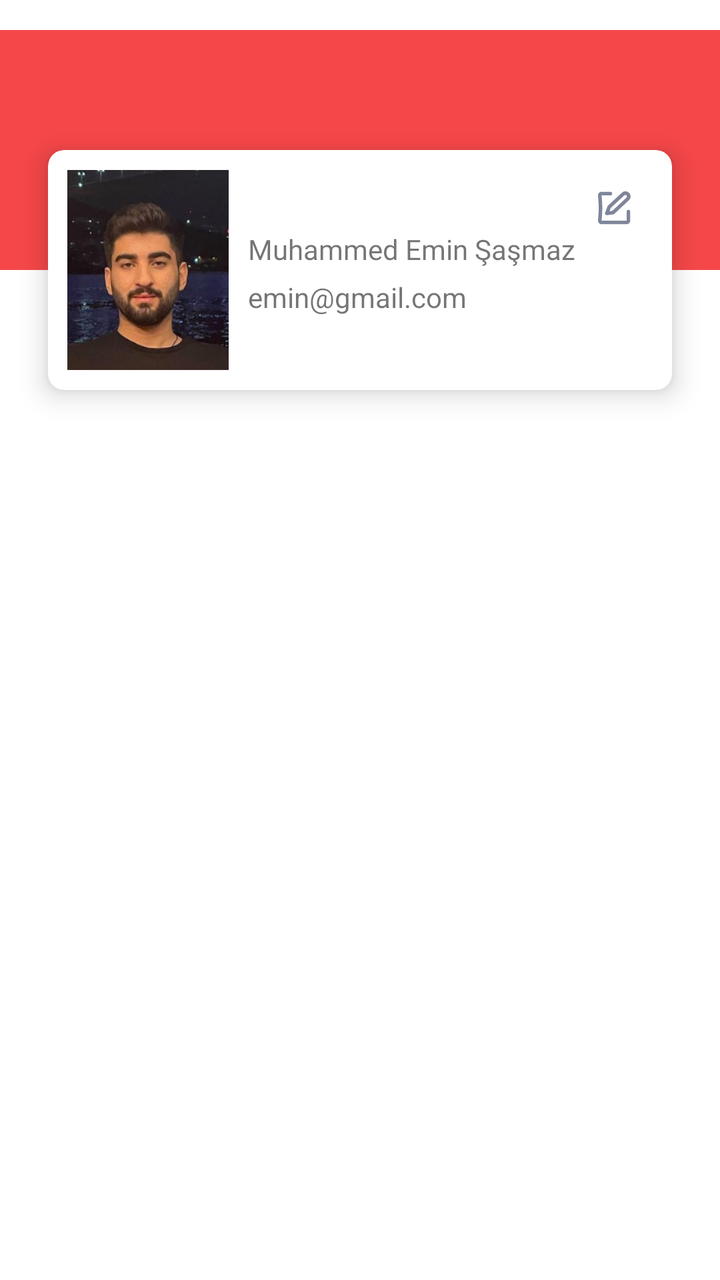
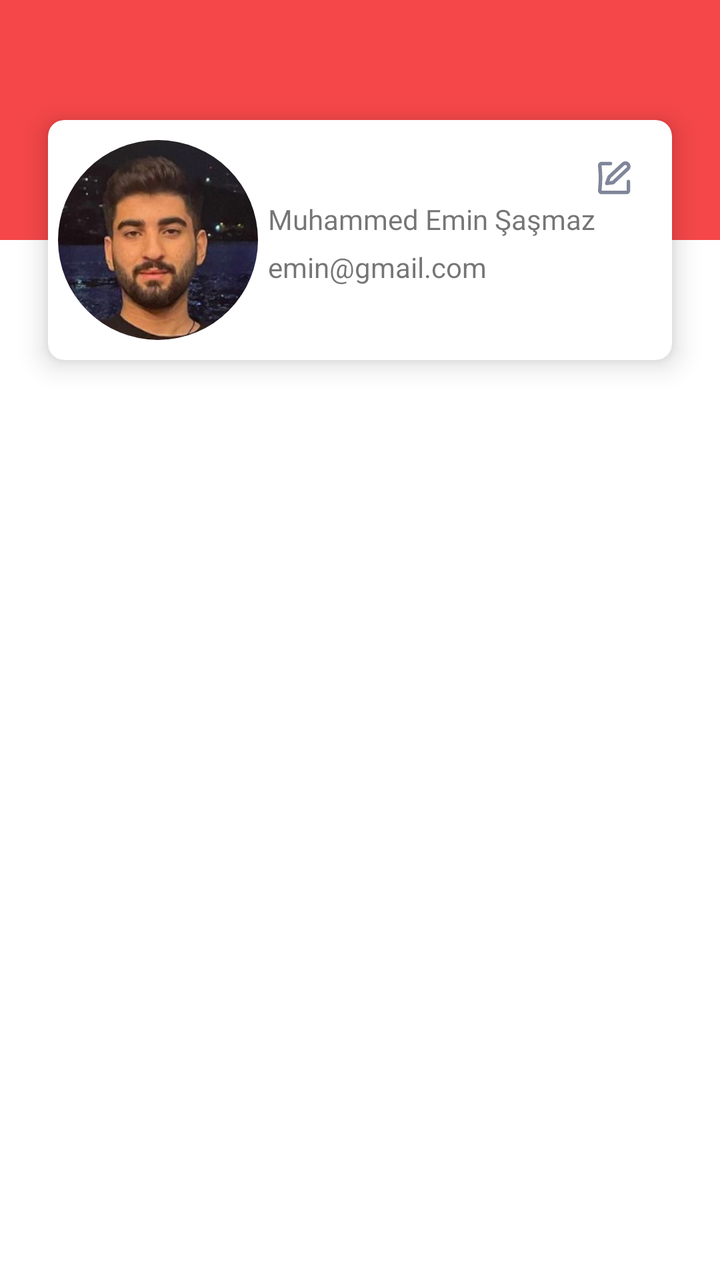

An Android layout rendered at two revisions. The XML below is the earlier revision; the diff shows what the commit changed to produce the second picture.
<!-- AndroidManifest.xml: application theme Theme.Otoworldd -->
<!-- res/layout/fragment_profile.xml -->
<?xml version="1.0" encoding="utf-8"?>
<androidx.constraintlayout.widget.ConstraintLayout xmlns:android="http://schemas.android.com/apk/res/android"
    xmlns:app="http://schemas.android.com/apk/res-auto"
    xmlns:tools="http://schemas.android.com/tools"
    android:layout_width="match_parent"
    android:layout_height="match_parent"
    tools:context=".fragment.ProfileFragment">

    <View
        android:id="@+id/view"
        android:layout_width="match_parent"
        android:layout_height="120dp"
        android:layout_marginTop="15dp"
        android:background="@color/mainColor"
        app:layout_constraintEnd_toEndOf="parent"
        app:layout_constraintHorizontal_bias="0.5"
        app:layout_constraintStart_toStartOf="parent"
        app:layout_constraintTop_toTopOf="parent"/>


    <androidx.cardview.widget.CardView
        android:id="@+id/cardView2"
        android:layout_width="match_parent"
        android:layout_height="120dp"
        android:layout_marginStart="24dp"
        android:layout_marginEnd="24dp"
        app:cardCornerRadius="8dp"
        app:cardElevation="8dp"
        app:layout_constraintBottom_toBottomOf="@+id/view"
        app:layout_constraintEnd_toEndOf="parent"
        app:layout_constraintHorizontal_bias="0.0"
        app:layout_constraintStart_toStartOf="parent"
        app:layout_constraintTop_toBottomOf="@+id/view">

        <androidx.constraintlayout.widget.ConstraintLayout
            android:layout_width="match_parent"
            android:layout_height="match_parent">

            <ImageView
                android:id="@+id/imageView46"
                android:layout_width="100dp"
                android:layout_height="100dp"
                app:layout_constraintBottom_toBottomOf="parent"
                app:layout_constraintStart_toStartOf="parent"
                app:layout_constraintTop_toTopOf="parent"
                app:srcCompat="@drawable/profilephoto" />

            <TextView
                android:id="@+id/textView14"
                android:layout_width="wrap_content"
                android:layout_height="wrap_content"
                android:layout_marginTop="40dp"
                android:fontFamily="@font/roboto_bold"
                android:text="Muhammed Emin Şaşmaz"
                app:layout_constraintStart_toEndOf="@+id/imageView46"
                app:layout_constraintTop_toTopOf="parent" />

            <TextView
                android:layout_width="wrap_content"
                android:layout_height="wrap_content"
                android:layout_marginTop="5dp"
                android:text="emin@gmail.com"
                app:layout_constraintStart_toEndOf="@+id/imageView46"
                app:layout_constraintTop_toBottomOf="@+id/textView14" />

            <ImageView
                android:layout_width="18dp"
                android:layout_height="18dp"
                android:layout_marginTop="20dp"
                android:layout_marginEnd="20dp"
                app:layout_constraintEnd_toEndOf="parent"
                app:layout_constraintTop_toTopOf="parent"
                app:srcCompat="@drawable/edit_gray" />

        </androidx.constraintlayout.widget.ConstraintLayout>

    </androidx.cardview.widget.CardView>

    <androidx.recyclerview.widget.RecyclerView
        android:id="@+id/profileItemRecyclerView"
        android:layout_width="409dp"
        android:layout_height="462dp"
        android:layout_marginTop="22dp"
        app:layout_constraintBottom_toBottomOf="parent"
        app:layout_constraintEnd_toEndOf="parent"
        app:layout_constraintStart_toStartOf="parent"
        app:layout_constraintTop_toBottomOf="@+id/cardView2" />


</androidx.constraintlayout.widget.ConstraintLayout>
<!-- resources referenced by this layout -->
<resources>
  <color name="mainColor">#F54749</color>
  <!-- drawable edit_gray: vector/xml drawable (drawable, 2029 chars, omitted) -->
  <!-- drawable profilephoto: png bitmap (drawable, 75462 bytes) -->
  <style name="Theme.Otoworldd" parent="Base.Theme.Otoworldd" />
  <style name="Base.Theme.Otoworldd" parent="Theme.MaterialComponents.DayNight.NoActionBar">
          
          
      </style>
</resources>

<!-- the commit's change to res/layout/fragment_profile.xml (unified diff, before → after) -->
@@ -10,12 +10,11 @@
         android:id="@+id/view"
         android:layout_width="match_parent"
         android:layout_height="120dp"
-        android:layout_marginTop="15dp"
         android:background="@color/mainColor"
         app:layout_constraintEnd_toEndOf="parent"
         app:layout_constraintHorizontal_bias="0.5"
         app:layout_constraintStart_toStartOf="parent"
-        app:layout_constraintTop_toTopOf="parent"/>
+        app:layout_constraintTop_toTopOf="parent" />
 
 
     <androidx.cardview.widget.CardView
@@ -36,19 +35,23 @@
             android:layout_width="match_parent"
             android:layout_height="match_parent">
 
-            <ImageView
+            <com.google.android.material.imageview.ShapeableImageView
                 android:id="@+id/imageView46"
                 android:layout_width="100dp"
                 android:layout_height="100dp"
+                android:layout_marginStart="5dp"
+                android:scaleType="centerCrop"
                 app:layout_constraintBottom_toBottomOf="parent"
                 app:layout_constraintStart_toStartOf="parent"
                 app:layout_constraintTop_toTopOf="parent"
-                app:srcCompat="@drawable/profilephoto" />
+                app:shapeAppearanceOverlay="@style/circular"
+                app:srcCompat="@drawable/profilephoto" /> 
 
             <TextView
                 android:id="@+id/textView14"
                 android:layout_width="wrap_content"
                 android:layout_height="wrap_content"
+                android:layout_marginStart="5dp"
                 android:layout_marginTop="40dp"
                 android:fontFamily="@font/roboto_bold"
                 android:text="Muhammed Emin Şaşmaz"
@@ -58,12 +61,14 @@
             <TextView
                 android:layout_width="wrap_content"
                 android:layout_height="wrap_content"
+                android:layout_marginStart="5dp"
                 android:layout_marginTop="5dp"
                 android:text="emin@gmail.com"
                 app:layout_constraintStart_toEndOf="@+id/imageView46"
                 app:layout_constraintTop_toBottomOf="@+id/textView14" />
 
             <ImageView
+                android:id="@+id/goToMyAccount"
                 android:layout_width="18dp"
                 android:layout_height="18dp"
                 android:layout_marginTop="20dp"
<!-- resource entries referenced after the edit -->
@@ -3,6 +3,9 @@
   <color name="mainColor">#F54749</color>
   <!-- drawable edit_gray: vector/xml drawable (drawable, 2029 chars, omitted) -->
   <!-- drawable profilephoto: png bitmap (drawable, 75462 bytes) -->
+  <style name="circular">
+          <item name="cornerSize">50%</item>
+      </style>
   <style name="Theme.Otoworldd" parent="Base.Theme.Otoworldd" />
   <style name="Base.Theme.Otoworldd" parent="Theme.MaterialComponents.DayNight.NoActionBar">
           
